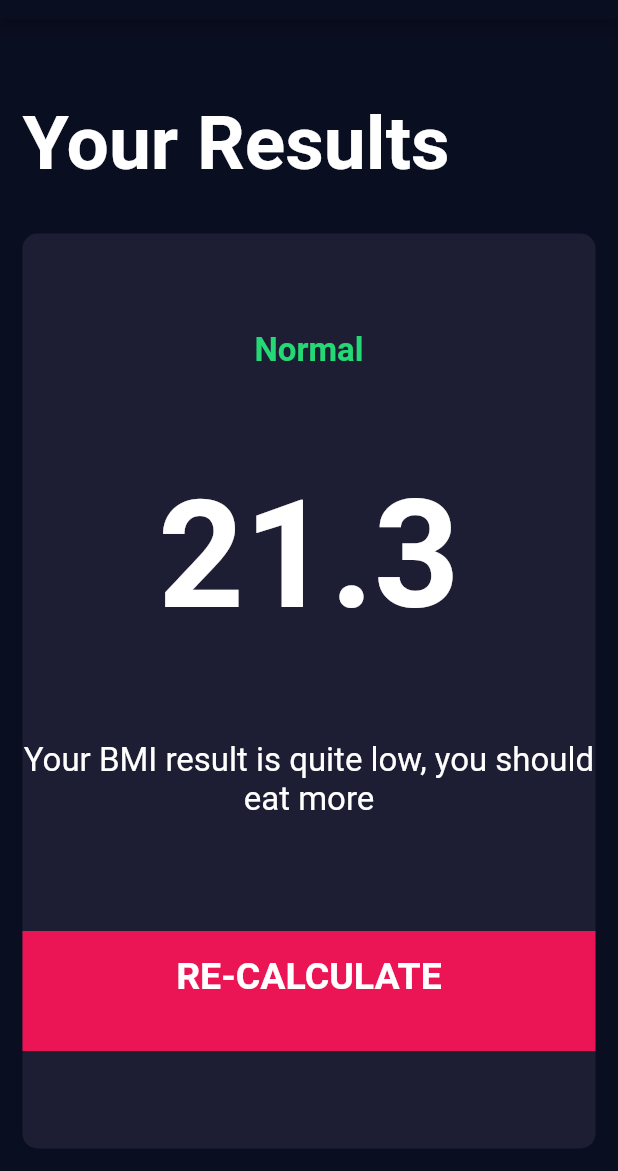
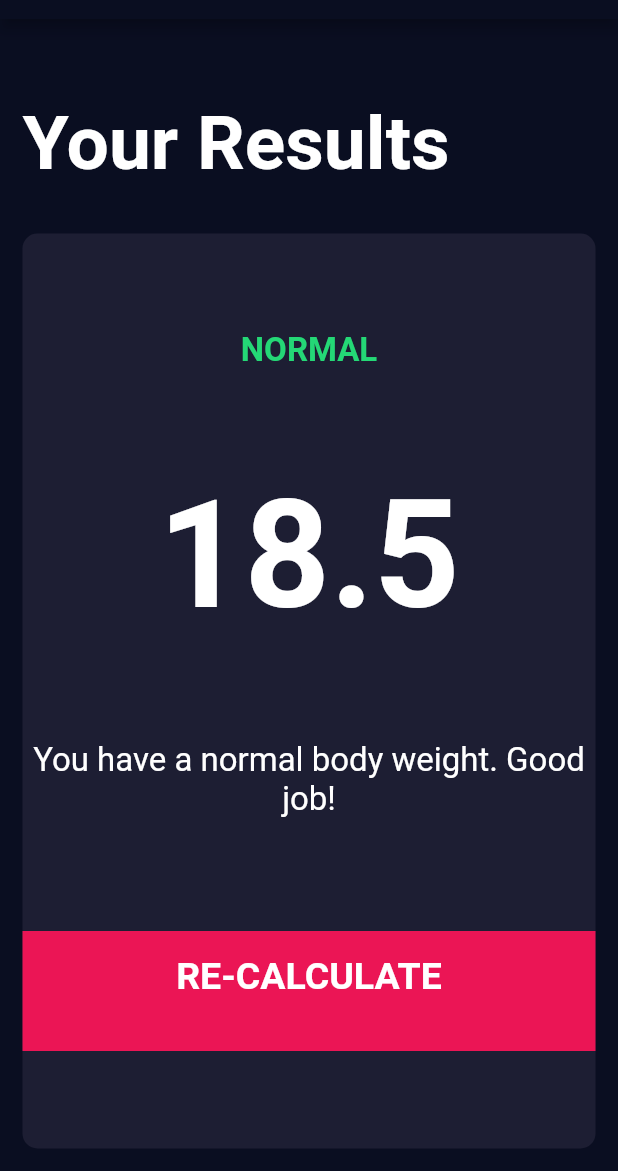
Before and after one commit to Buenaventura-Celine/BMI-Calculator, a Flutter app: the screen it shows after launch, after a tap on "CALCULATE", on a phone screen of 412 x 824 dp, the part 65-1236 px from its top. Run offline on Flutter 3.47's test engine with Material 2 defaults, Android fonts, the phone set to English and light mode, and no system bars; our stand-ins replace font_awesome_flutter.

Commit message:
Adding the BMI Calculator

```diff
--- /dev/null
+++ b/lib/calculator_brain.dart
@@ -0,0 +1,35 @@
+import 'dart:math';
+
+class CalculatorBrain {
+  CalculatorBrain({this.height, this.weight});
+
+  final int height;
+  final int weight;
+
+  double _bmi;
+
+  String calculateBMI() {
+    _bmi = weight / pow(height / 100, 2);
+    return _bmi.toStringAsFixed(1);
+  }
+
+  String getResult() {
+    if (_bmi >= 25) {
+      return 'Overweight';
+    } else if (_bmi > 18.5) {
+      return 'Normal';
+    } else {
+      return 'Underweight';
+    }
+  }
+
+  String getInterpretation() {
+    if (_bmi >= 25) {
+      return 'You have a higher than normal body weight. Try to exercise more.';
+    } else if (_bmi >= 18.5) {
+      return 'You have a normal body weight. Good job!';
+    } else {
+      return 'You have a lower than normal body weight. You can eat a bit more.';
+    }
+  }
+}
--- a/lib/main.dart
+++ b/lib/main.dart
@@ -1,6 +1,5 @@
 import 'package:flutter/material.dart';
 import 'screens/input_page.dart';
-import 'screens/results_page.dart';
 
 void main() => runApp(BMICalculator());
 
@@ -9,9 +8,6 @@ class BMICalculator extends StatelessWidget {
   Widget build(BuildContext context) {
     return MaterialApp(
       home: InputPage(),
-      routes: {
-        '/results': (context) => ResultsPage(),
-      },
       debugShowCheckedModeBanner: false,
       theme: ThemeData.dark().copyWith(
         primaryColor: Color(0xFF0A0E21),
--- a/lib/screens/input_page.dart
+++ b/lib/screens/input_page.dart
@@ -5,6 +5,8 @@ import 'package:bmi_calculator/components/reusable_card.dart';
 import 'package:bmi_calculator/components/bottom_button.dart';
 import 'package:bmi_calculator/components/round_icon_button.dart';
 import 'package:bmi_calculator/constants.dart';
+import 'package:bmi_calculator/calculator_brain.dart';
+import 'package:bmi_calculator/screens/results_page.dart';
 
 enum Gender { male, female }
 
@@ -209,10 +211,21 @@ class _InputPageState extends State<InputPage> {
               ),
             ),
             BottomButton(
+              buttonTitle: 'CALCULATE',
               onTap: () {
-                Navigator.pushNamed(context, '/results');
+                CalculatorBrain calc =
+                    CalculatorBrain(height: height, weight: weight);
+                Navigator.push(
+                  context,
+                  MaterialPageRoute(
+                    builder: (context) => ResultsPage(
+                      bmiResult: calc.calculateBMI(),
+                      resultText: calc.getResult(),
+                      interpretation: calc.getInterpretation(),
+                    ),
+                  ),
+                );
               },
-              buttonTitle: 'CALCULATE',
             ),
           ],
         ));
--- a/lib/screens/results_page.dart
+++ b/lib/screens/results_page.dart
@@ -4,6 +4,15 @@ import 'package:bmi_calculator/constants.dart';
 import 'package:bmi_calculator/components/bottom_button.dart';
 
 class ResultsPage extends StatelessWidget {
+  ResultsPage(
+      {@required this.bmiResult,
+      @required this.resultText,
+      @required this.interpretation});
+
+  final String bmiResult;
+  final String resultText;
+  final String interpretation;
+
   @override
   Widget build(BuildContext context) {
     return Scaffold(
@@ -34,23 +43,23 @@ class ResultsPage extends StatelessWidget {
                 crossAxisAlignment: CrossAxisAlignment.center,
                 children: <Widget>[
                   Text(
-                    'Normal',
+                    resultText.toUpperCase(),
                     style: kResultTextStyle,
                   ),
                   Text(
-                    '21.3',
+                    bmiResult,
                     style: kBMITextStyle,
                   ),
                   Text(
-                    'Your BMI result is quite low, you should eat more',
+                    interpretation,
                     textAlign: TextAlign.center,
                     style: kBodyTextStyle,
                   ),
                   BottomButton(
+                    buttonTitle: 'RE-CALCULATE',
                     onTap: () {
-                      Navigator.pushNamed(context, '/');
+                      Navigator.pop(context);
                     },
-                    buttonTitle: 'RE-CALCULATE',
                   ),
                 ],
               ),
```
